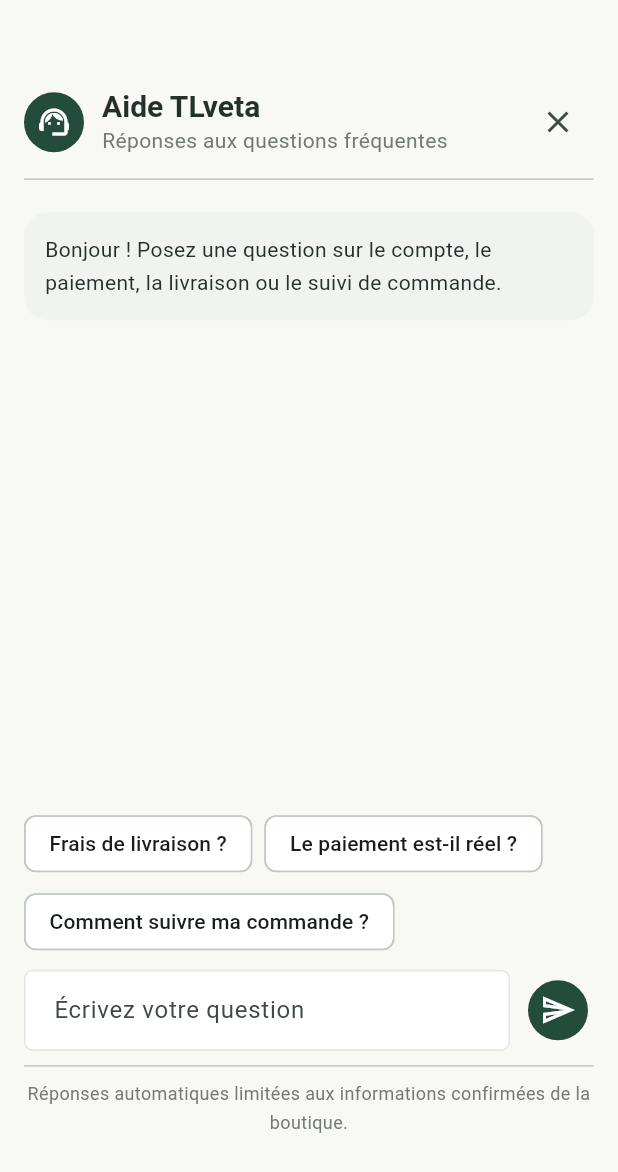
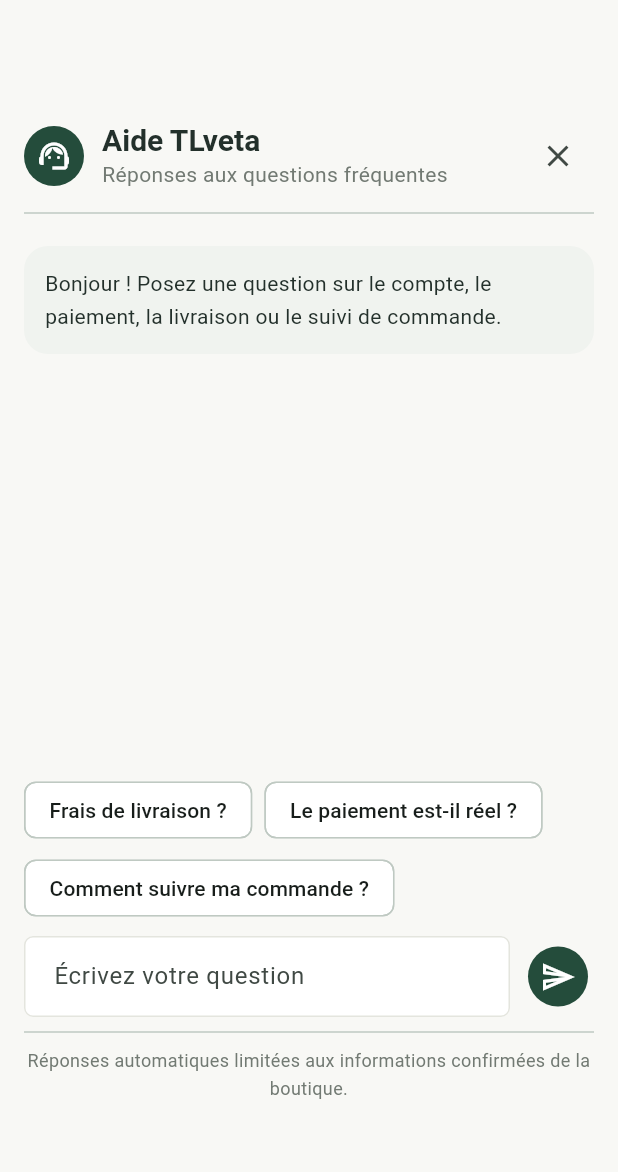
Before and after one commit to leo2Teuk/tlveta-boutique, a Flutter app: the FaqChatSheet widget shown alone on an empty page, opened directly, on a phone screen of 412 x 824 dp. Shown: the top 1172 px of the screen. Run offline on Flutter 3.47's test engine with Material 3 defaults, Android fonts, the phone set to English and light mode, and no system bars; our stand-ins replace flutter_riverpod, go_router; accounts and stored records are empty; network calls fail.

Commit message:
fix(support): adapt chat sheet to the keyboard

```diff
--- a/flutter_ecommerce/lib/features/support/faq_chat_sheet.dart
+++ b/flutter_ecommerce/lib/features/support/faq_chat_sheet.dart
@@ -1,3 +1,5 @@
+import 'dart:math' as math;
+
 import 'package:flutter/material.dart';
 
 import '../../shared/theme/app_theme.dart';
@@ -64,12 +66,24 @@ class _FaqChatSheetState extends State<FaqChatSheet> {
   Widget build(BuildContext context) {
     final size = MediaQuery.sizeOf(context);
     final compact = size.width < 600;
-    return SafeArea(
+    final keyboardInset = MediaQuery.viewInsetsOf(context).bottom;
+    final availableHeight = (size.height - keyboardInset)
+        .clamp(0.0, size.height)
+        .toDouble();
+    final sheetHeight = math.min(
+      availableHeight * (compact ? 0.88 : 0.76),
+      compact ? 680.0 : 640.0,
+    );
+    return AnimatedPadding(
+      duration: const Duration(milliseconds: 180),
+      curve: Curves.easeOut,
+      padding: EdgeInsets.only(bottom: keyboardInset),
+      child: SafeArea(
         child: Center(
           child: ConstrainedBox(
             constraints: const BoxConstraints(maxWidth: 560),
             child: SizedBox(
-            height: size.height * (compact ? 0.88 : 0.76),
+              height: sheetHeight,
               child: Padding(
                 padding: EdgeInsets.fromLTRB(
                   compact ? 16 : 24,
@@ -167,6 +181,7 @@ class _FaqChatSheetState extends State<FaqChatSheet> {
             ),
           ),
         ),
+      ),
     );
   }
 }
```
Lines whose indentation alone changed are shown as unchanged.
